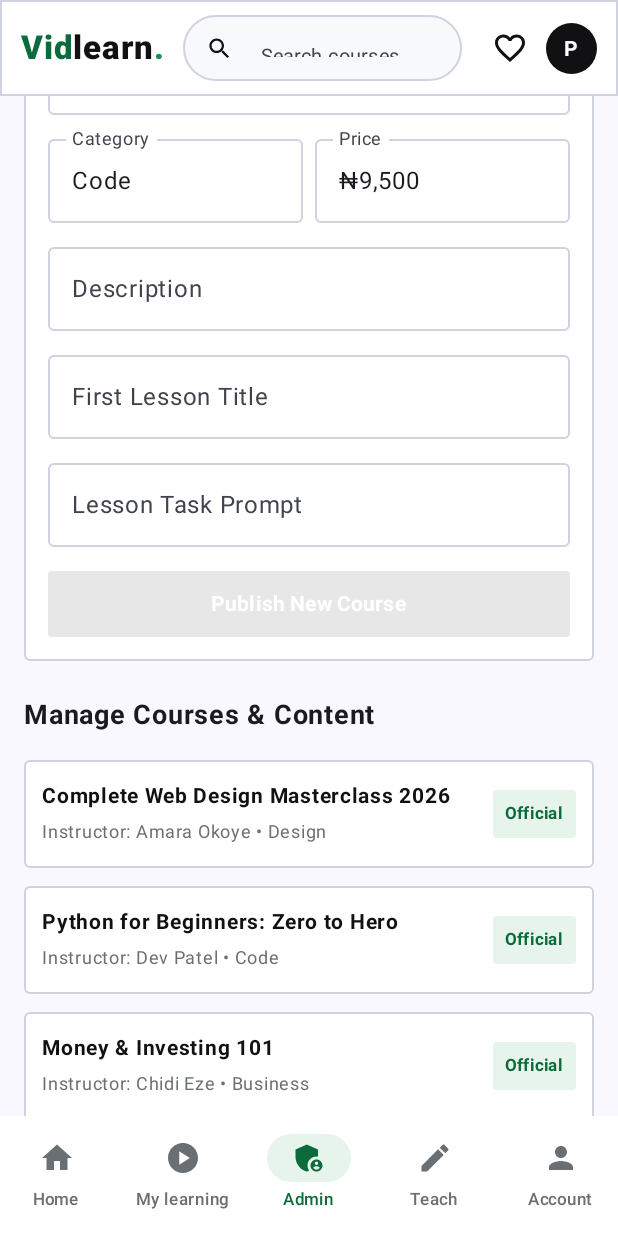
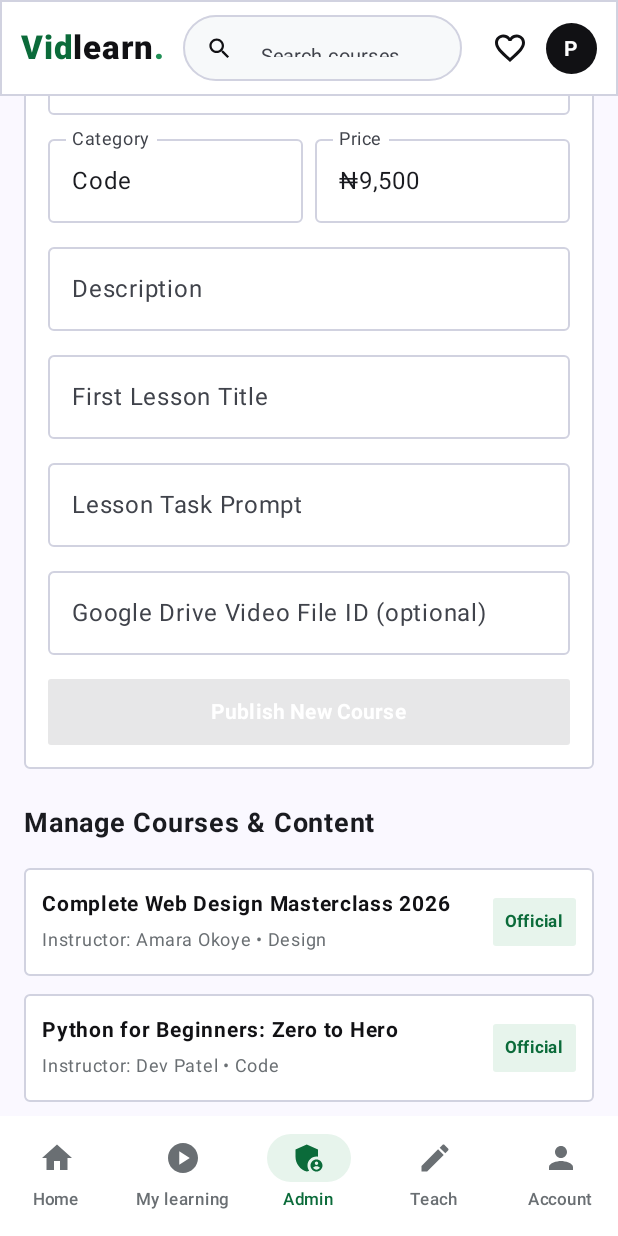
Before and after one commit to praisecyber/VIDLEARN, an Android app built with Jetpack Compose: the screen it shows after launch (MainActivity), item 3 of the bottom bar chosen, scrolled down 476 dp, on a phone screen of 412 x 824 dp. Run offline under Robolectric (Android 15) with nearby library versions, the phone set to English and light mode, and no system bars; pictures from the network do not load.

Commit message:
Add Google Drive Video File ID input to Admin Course Builder

```diff
--- a/VIDLEARN/app/src/main/java/com/vidlearn/ui/screens/AdminScreen.kt
+++ b/VIDLEARN/app/src/main/java/com/vidlearn/ui/screens/AdminScreen.kt
@@ -238,6 +238,7 @@ fun AddCourseSection(
     var description by remember { mutableStateOf("") }
     var lessonTitle by remember { mutableStateOf("") }
     var lessonTask by remember { mutableStateOf("") }
+    var driveFileId by remember { mutableStateOf("") }
 
     Column(
         modifier = Modifier
@@ -329,6 +330,20 @@ fun AddCourseSection(
             ),
             modifier = Modifier.fillMaxWidth()
         )
+        Spacer(modifier = Modifier.height(8.dp))
+
+        OutlinedTextField(
+            value = driveFileId,
+            onValueChange = { driveFileId = it },
+            label = { Text("Google Drive Video File ID (optional)") },
+            placeholder = { Text("e.g. 1ABC123xyz") },
+            singleLine = true,
+            colors = OutlinedTextFieldDefaults.colors(
+                focusedBorderColor = PrimaryGreen,
+                unfocusedBorderColor = LightBorder
+            ),
+            modifier = Modifier.fillMaxWidth()
+        )
         Spacer(modifier = Modifier.height(16.dp))
 
         Button(
@@ -339,12 +354,13 @@ fun AddCourseSection(
                         description,
                         category,
                         price,
-                        listOf(Triple(if (lessonTitle.isNotBlank()) lessonTitle else "Introduction", if (lessonTask.isNotBlank()) lessonTask else "Write code", "code"))
+                        listOf(Triple(if (lessonTitle.isNotBlank()) lessonTitle else "Introduction", if (lessonTask.isNotBlank()) lessonTask else "Write code", if (driveFileId.isNotBlank()) driveFileId.trim() else "code"))
                     )
                     title = ""
                     description = ""
                     lessonTitle = ""
                     lessonTask = ""
+                    driveFileId = ""
                 }
             },
             enabled = title.isNotBlank(),
```
